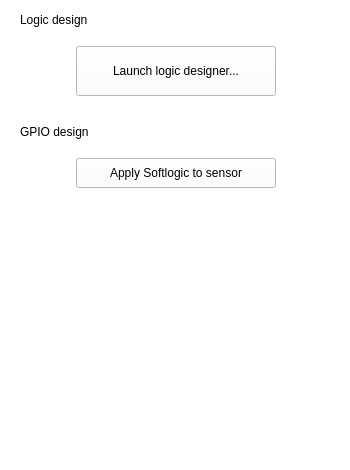
Old version of the form T3kSoftlogic/TabLogicDesignWidget.ui in the repository habilience/habilience-t3ksensor-tools.
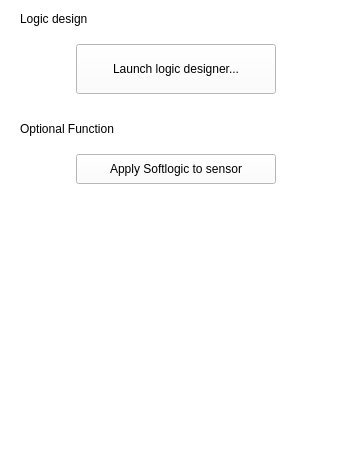
New version of the form. Custom widgets are drawn as their Qt base class.

Patch:
```diff
--- a/T3kSoftlogic/TabLogicDesignWidget.ui
+++ b/T3kSoftlogic/TabLogicDesignWidget.ui
@@ -443,7 +443,7 @@
       <property name="minimumSize">
        <size>
         <width>0</width>
-        <height>20</height>
+        <height>18</height>
        </size>
       </property>
       <property name="text">
@@ -534,11 +534,11 @@
       <property name="minimumSize">
        <size>
         <width>0</width>
-        <height>20</height>
+        <height>18</height>
        </size>
       </property>
       <property name="text">
-       <string>GPIO design</string>
+       <string>Optional Function</string>
       </property>
      </widget>
     </item>
```
